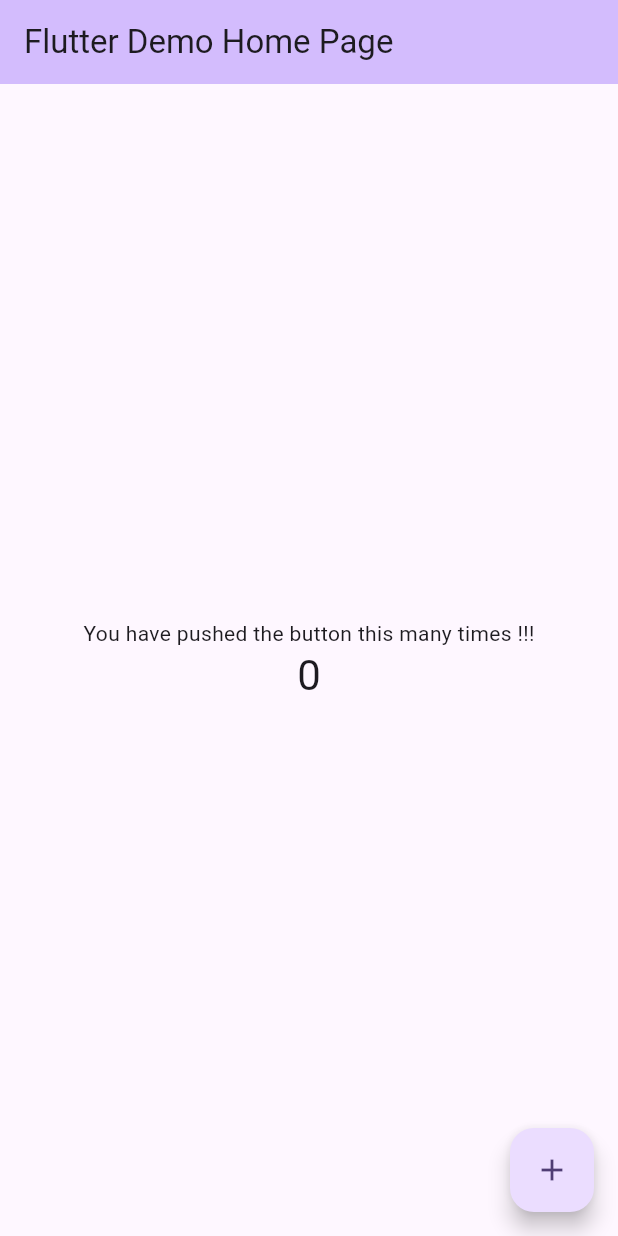
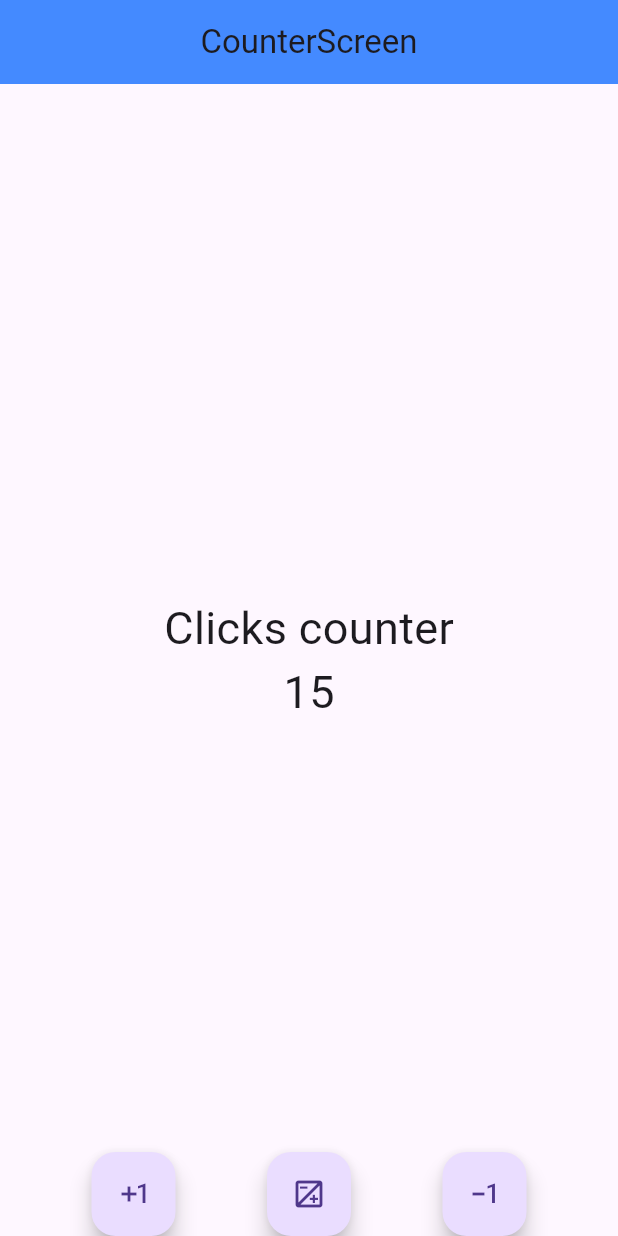
Before and after one commit to rolandocesar-prog-dev/my_app, a Flutter app: the screen it shows after launch, on a phone screen of 412 x 824 dp. Run offline on Flutter 3.47's test engine with Material 3 defaults, Android fonts, the phone set to English and light mode, and no system bars; our stand-ins replace firebase_core; accounts and stored records are empty.

Commit message:
Contador update

```diff
--- a/lib/main.dart
+++ b/lib/main.dart
@@ -2,6 +2,9 @@ import 'package:flutter/material.dart';
 
 import 'package:firebase_core/firebase_core.dart';
 import 'firebase_options.dart';
+
+import 'package:my_app/screens/counter_screen.dart';
+// import 'package:my_app/screens/home_screen.dart';
 
 void main() async {
   WidgetsFlutterBinding.ensureInitialized();
@@ -12,122 +15,18 @@ void main() async {
     options: DefaultFirebaseOptions.currentPlatform,
   );
 
-  runApp(const MyApp());
+  runApp(MyApp());
 }
 
 class MyApp extends StatelessWidget {
   const MyApp({super.key});
 
-  // This widget is the root of your application.
   @override
   Widget build(BuildContext context) {
     return MaterialApp(
-      title: 'Flutter Demo',
-      theme: ThemeData(
-        // This is the theme of your application.
-        //
-        // TRY THIS: Try running your application with "flutter run". You'll see
-        // the application has a purple toolbar. Then, without quitting the app,
-        // try changing the seedColor in the colorScheme below to Colors.green
-        // and then invoke "hot reload" (save your changes or press the "hot
-        // reload" button in a Flutter-supported IDE, or press "r" if you used
-        // the command line to start the app).
-        //
-        // Notice that the counter didn't reset back to zero; the application
-        // state is not lost during the reload. To reset the state, use hot
-        // restart instead.
-        //
-        // This works for code too, not just values: Most code changes can be
-        // tested with just a hot reload.
-        colorScheme: ColorScheme.fromSeed(seedColor: Colors.deepPurple),
-      ),
-      home: const MyHomePage(title: 'Flutter Demo Home Page'),
+      debugShowCheckedModeBanner: false,
+      //  home: HomeScreen());
+      home: CounterScreen(),
     );
   }
 }
-
-class MyHomePage extends StatefulWidget {
-  const MyHomePage({super.key, required this.title});
-
-  // This widget is the home page of your application. It is stateful, meaning
-  // that it has a State object (defined below) that contains fields that affect
-  // how it looks.
-
-  // This class is the configuration for the state. It holds the values (in this
-  // case the title) provided by the parent (in this case the App widget) and
-  // used by the build method of the State. Fields in a Widget subclass are
-  // always marked "final".
-
-  final String title;
-
-  @override
-  State<MyHomePage> createState() => _MyHomePageState();
-}
-
-class _MyHomePageState extends State<MyHomePage> {
-  int _counter = 0;
-
-  void _incrementCounter() {
-    setState(() {
-      // This call to setState tells the Flutter framework that something has
-      // changed in this State, which causes it to rerun the build method below
-      // so that the display can reflect the updated values. If we changed
-      // _counter without calling setState(), then the build method would not be
-      // called again, and so nothing would appear to happen.
-      _counter++;
-    });
-  }
-
-  @override
-  Widget build(BuildContext context) {
-    // This method is rerun every time setState is called, for instance as done
-    // by the _incrementCounter method above.
-    //
-    // The Flutter framework has been optimized to make rerunning build methods
-    // fast, so that you can just rebuild anything that needs updating rather
-    // than having to individually change instances of widgets.
-    return Scaffold(
-      appBar: AppBar(
-        // TRY THIS: Try changing the color here to a specific color (to
-        // Colors.amber, perhaps?) and trigger a hot reload to see the AppBar
-        // change color while the other colors stay the same.
-        backgroundColor: Theme.of(context).colorScheme.inversePrimary,
-        // Here we take the value from the MyHomePage object that was created by
-        // the App.build method, and use it to set our appbar title.
-        title: Text(widget.title),
-      ),
-      body: Center(
-        // Center is a layout widget. It takes a single child and positions it
-        // in the middle of the parent.
-        child: Column(
-          // Column is also a layout widget. It takes a list of children and
-          // arranges them vertically. By default, it sizes itself to fit its
-          // children horizontally, and tries to be as tall as its parent.
-          //
-          // Column has various properties to control how it sizes itself and
-          // how it positions its children. Here we use mainAxisAlignment to
-          // center the children vertically; the main axis here is the vertical
-          // axis because Columns are vertical (the cross axis would be
-          // horizontal).
-          //
-          // TRY THIS: Invoke "debug painting" (choose the "Toggle Debug Paint"
-          // action in the IDE, or press "p" in the console), to see the
-          // wireframe for each widget.
-          mainAxisAlignment: MainAxisAlignment.center,
-          children: <Widget>[
-            const Text('You have pushed the button this many times !!!'),
-            Text(
-              '$_counter',
-              style: Theme.of(context).textTheme.headlineMedium,
-            ),
-          ],
-        ),
-      ),
-      floatingActionButton: FloatingActionButton(
-        onPressed: _incrementCounter,
-        tooltip: 'Increment',
-        child: const Icon(Icons.add),
-      ), // This trailing comma makes auto-formatting nicer for build methods.
-    );
-  }
-}
--- /dev/null
+++ b/lib/screens/counter_screen.dart
@@ -0,0 +1,92 @@
+import 'package:flutter/material.dart';
+import 'package:flutter/widgets.dart';
+
+class CounterScreen extends StatefulWidget {
+  const CounterScreen({super.key});
+
+  @override
+  State<CounterScreen> createState() => _CounterScreenState();
+}
+
+class _CounterScreenState extends State<CounterScreen> {
+  int counter = 15;
+
+  void increase() {
+    counter++;
+    setState(() {});
+  }
+
+  void decrease() {
+    counter--;
+    setState(() {});
+  }
+
+  void reset() {
+    counter = 0;
+    setState(() {});
+  }
+
+  @override
+  Widget build(BuildContext context) {
+    const fontSize30 = TextStyle(fontSize: 30);
+    return Scaffold(
+      appBar: AppBar(
+        title: Text('CounterScreen'),
+        elevation: 0,
+        centerTitle: true,
+        backgroundColor: Colors.blueAccent,
+      ),
+      // backgroundColor: Colors.blueAccent,
+      body: Center(
+        child: Column(
+          mainAxisAlignment: MainAxisAlignment.center,
+          // crossAxisAlignment: CrossAxisAlignment.center,
+          children: [
+            Text('Clicks counter', style: fontSize30),
+            Text('$counter', style: fontSize30),
+          ],
+        ),
+      ),
+      floatingActionButtonLocation:
+          FloatingActionButtonLocation.miniCenterDocked,
+      floatingActionButton: CustomFloatingActions(
+        increaseFn: increase,
+        decreaseFn: decrease,
+        resetFn: reset,
+      ),
+    );
+  }
+}
+
+class CustomFloatingActions extends StatelessWidget {
+  final Function increaseFn;
+  final Function decreaseFn;
+  final Function resetFn;
+  const CustomFloatingActions({
+    super.key,
+    required this.increaseFn,
+    required this.decreaseFn,
+    required this.resetFn,
+  });
+
+  @override
+  Widget build(BuildContext context) {
+    return Row(
+      mainAxisAlignment: MainAxisAlignment.spaceEvenly,
+      children: [
+        FloatingActionButton(
+          child: Icon(Icons.exposure_plus_1_outlined),
+          onPressed: () => increaseFn(),
+        ),
+        FloatingActionButton(
+          child: Icon(Icons.exposure_outlined),
+          onPressed: () => resetFn(),
+        ),
+        FloatingActionButton(
+          child: Icon(Icons.exposure_minus_1_outlined),
+          onPressed: () => decreaseFn(),
+        ),
+      ],
+    );
+  }
+}
```
Also changed, not shown: lib/screens/home_screen.dart (added, +36 -0 lines).
